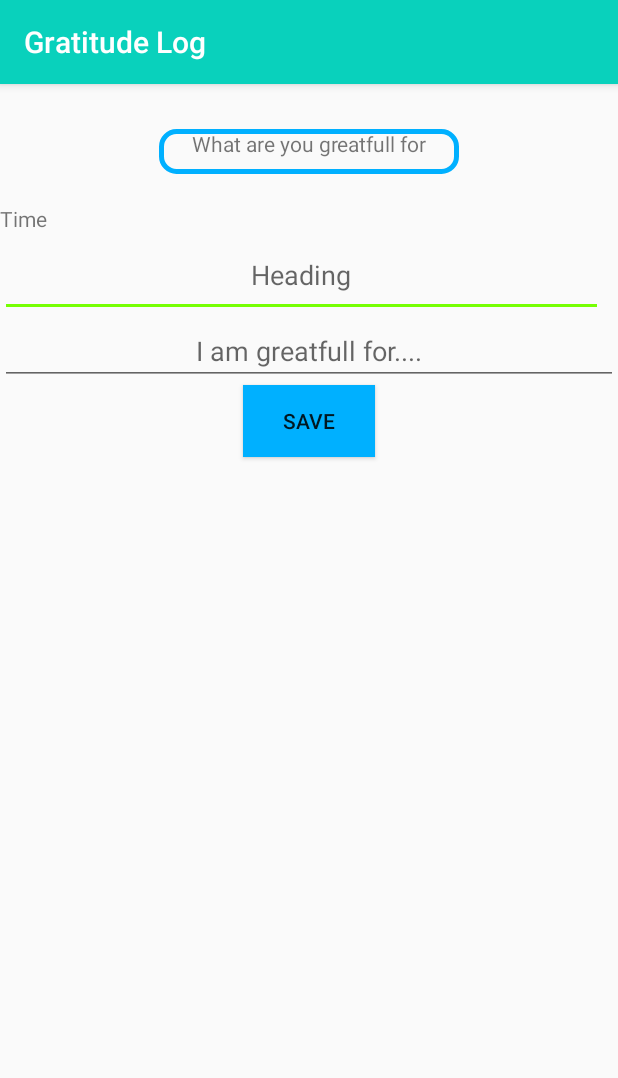
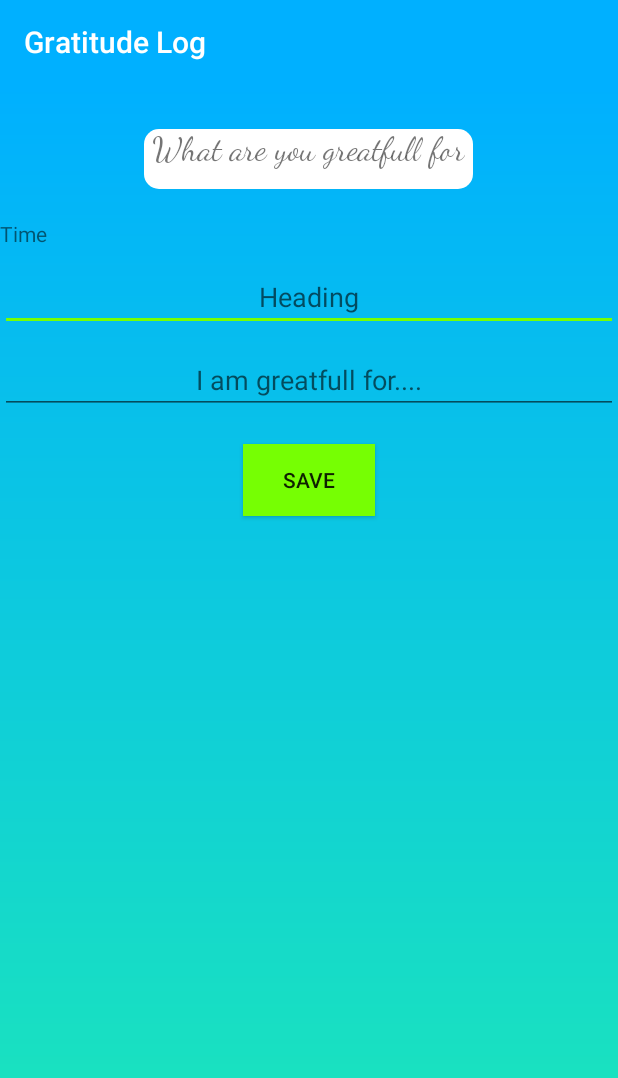
Before and after one commit to nabadeep25/GratitudeLog, an Android app: the AddLog screen opened directly, with no data from a screen before it, on a phone screen of 412 x 824 dp. Shown: the top 1078 px of the screen. Run offline under Robolectric (Android 15) with nearby library versions, the phone set to English and light mode, and no system bars; our stand-ins replace Firebase (no records; nobody signed in at launch, a user with empty details on screens opened directly); 1 statement that could not run was skipped.

Commit message:
ui fixes

```diff
--- a/app/src/main/java/Adapter/RecyclerViewAdapter.java
+++ b/app/src/main/java/Adapter/RecyclerViewAdapter.java
@@ -83,6 +83,7 @@ public class RecyclerViewAdapter extends RecyclerView.Adapter<RecyclerViewAdapte
           }
       }
   });
+                notifyDataSetChanged();
             }
 
         });
@@ -91,6 +92,7 @@ public class RecyclerViewAdapter extends RecyclerView.Adapter<RecyclerViewAdapte
           @Override
           public void onClick(View view) {
            updatelog(gratitude);
+
               notifyDataSetChanged();
           }
       });
--- a/app/src/main/java/com/nabadeep/gratitudelog/AddLog.java
+++ b/app/src/main/java/com/nabadeep/gratitudelog/AddLog.java
@@ -64,7 +64,7 @@ private CollectionReference collectionReference=db.collection("GratitudeLog");
         setContentView(R.layout.activity_add_log);
        firebaseAuth=FirebaseAuth.getInstance();
 
-
+      getSupportActionBar().setElevation(0);
 
        saveButton=findViewById(R.id.saveLogButton);
        heading=findViewById(R.id.logHeading);
--- a/app/src/main/java/com/nabadeep/gratitudelog/ListLogs.java
+++ b/app/src/main/java/com/nabadeep/gratitudelog/ListLogs.java
@@ -52,6 +52,8 @@ public class ListLogs extends AppCompatActivity {
     protected void onCreate(Bundle savedInstanceState) {
         super.onCreate(savedInstanceState);
         setContentView(R.layout.activity_list_logs);
+
+        getSupportActionBar().setElevation(0);
 
         firebaseAuth=FirebaseAuth.getInstance();
         user=firebaseAuth.getCurrentUser();
--- a/app/src/main/java/com/nabadeep/gratitudelog/Login.java
+++ b/app/src/main/java/com/nabadeep/gratitudelog/Login.java
@@ -49,7 +49,7 @@ private EditText Password;
     protected void onCreate(Bundle savedInstanceState) {
         super.onCreate(savedInstanceState);
         setContentView(R.layout.activity_login2);
-
+        getSupportActionBar().setElevation(0);
         firebaseAuth=FirebaseAuth.getInstance();
 
         LogIn=findViewById(R.id.login);
--- a/app/src/main/java/com/nabadeep/gratitudelog/MainActivity.java
+++ b/app/src/main/java/com/nabadeep/gratitudelog/MainActivity.java
@@ -33,7 +33,7 @@ public class MainActivity extends AppCompatActivity {
     protected void onCreate(Bundle savedInstanceState) {
         super.onCreate(savedInstanceState);
         setContentView(R.layout.activity_main);
-
+        getSupportActionBar().setElevation(0);
 
         firebaseAuth=FirebaseAuth.getInstance();
 
--- a/app/src/main/java/com/nabadeep/gratitudelog/SignUp.java
+++ b/app/src/main/java/com/nabadeep/gratitudelog/SignUp.java
@@ -49,6 +49,7 @@ public class SignUp extends AppCompatActivity {
         setContentView(R.layout.activity_sign_up);
         firebaseAuth=FirebaseAuth.getInstance();
 
+     getSupportActionBar().setElevation(0);
 
         progressBar=findViewById(R.id.sprogressBar);
         sigunup=findViewById(R.id.SignUp);
--- a/app/src/main/res/drawable/bg.xml
+++ b/app/src/main/res/drawable/bg.xml
@@ -1,6 +1,6 @@
 <?xml version="1.0" encoding="utf-8"?>
 <shape xmlns:android="http://schemas.android.com/apk/res/android">
     <size android:height="1000dp" android:width="600dp" />
-    <gradient android:startColor="@color/bg" android:endColor="@color/colorPrimaryDark"
+    <gradient android:startColor="@color/bgend" android:endColor="@color/bg"
         android:angle="90" android:type="linear"/>
 </shape>
--- a/app/src/main/res/drawable/roundbtn.xml
+++ b/app/src/main/res/drawable/roundbtn.xml
@@ -1,6 +1,6 @@
 <?xml version="1.0" encoding="utf-8"?>
 <shape xmlns:android="http://schemas.android.com/apk/res/android">
-    <size android:height="30dp" android:width="200dp" />
-    <stroke android:color="@color/bg" android:width="3dp"/>
+    <size android:height="40dp" android:width="200dp" />
+    <solid android:color="@android:color/white" android:width="3dp"/>
     <corners android:radius="10dp"/>
 </shape>
--- a/app/src/main/res/layout/activity_add_log.xml
+++ b/app/src/main/res/layout/activity_add_log.xml
@@ -5,16 +5,25 @@
     android:layout_width="match_parent"
     android:layout_height="match_parent"
     android:orientation="vertical"
-    tools:context=".AddLog">
+    tools:context=".AddLog"
+    android:background="@drawable/bg"
+    >
 
-     <TextView
-         android:layout_marginTop="30dp"
-         android:layout_gravity="center"
-         android:layout_width="wrap_content"
-         android:layout_height="wrap_content"
-         android:text="What are you greatfull for"
-         android:textAlignment="center"
-         android:background="@drawable/roundbtn"/>
+    <TextView
+        android:layout_width="wrap_content"
+        android:layout_height="wrap_content"
+        android:layout_gravity="center|center_horizontal|center_vertical"
+        android:layout_marginTop="30dp"
+        android:autoText="false"
+        android:background="@drawable/roundbtn"
+        android:fontFamily="cursive"
+        android:paddingLeft="5dp"
+        android:paddingRight="5dp"
+        android:text="What are you greatfull for"
+        android:textAlignment="center"
+        android:textSize="22dp"
+        app:autoSizeMaxTextSize="25dp"
+        app:autoSizeMinTextSize="22dp" />
 
     <androidx.constraintlayout.widget.ConstraintLayout
         android:layout_width="match_parent"
@@ -52,9 +61,9 @@
 
     <EditText
         android:id="@+id/logHeading"
-        android:layout_width="402dp"
-        android:layout_height="56dp"
-        android:ems="10"
+        android:layout_width="match_parent"
+        android:layout_height="wrap_content"
+       android:layout_marginTop="10dp"
         android:hint="Heading"
         android:inputType="textPersonName"
         android:textAlignment="center"
@@ -66,7 +75,7 @@
         android:id="@+id/logDescription"
         android:layout_width="match_parent"
         android:layout_height="wrap_content"
-
+        android:layout_marginTop="10dp"
         android:hint="I am greatfull for...."
         android:inputType="textMultiLine"
         android:textAlignment="center"
@@ -74,13 +83,16 @@
         app:layout_constraintBottom_toTopOf="@+id/saveLogButton"
         app:layout_constraintEnd_toEndOf="parent"
         app:layout_constraintStart_toStartOf="parent" />
+
     <Button
         android:id="@+id/saveLogButton"
+        android:layout_marginTop="20dp"
         android:layout_width="wrap_content"
         android:layout_height="wrap_content"
         android:text="SAVE"
         android:layout_gravity="center"
-        android:background="@color/bg"
+        android:background="@color/colorAccent"
+
         />
 
 
--- a/app/src/main/res/layout/activity_login2.xml
+++ b/app/src/main/res/layout/activity_login2.xml
@@ -5,6 +5,7 @@
     android:layout_height="match_parent"
     tools:context=".Login"
     android:orientation="vertical"
+    android:background="@drawable/bg"
 
    >
 
--- a/app/src/main/res/layout/activity_main.xml
+++ b/app/src/main/res/layout/activity_main.xml
@@ -29,11 +29,11 @@
         android:id="@+id/relativelayout"
         android:layout_width="match_parent"
         android:layout_height="wrap_content"
-        android:gravity="center_horizontal">
+        android:gravity="center_horizontal|center_vertical">
         <androidx.cardview.widget.CardView
             android:layout_width="match_parent"
             android:layout_height="90dp"
-            card_view:cardBackgroundColor="@color/bg"
+            card_view:cardBackgroundColor="@color/bgend"
             card_view:cardCornerRadius="20dp"
             android:foregroundGravity="center"
             card_view:cardElevation="10dp"
--- a/app/src/main/res/layout/activity_sign_up.xml
+++ b/app/src/main/res/layout/activity_sign_up.xml
@@ -5,6 +5,7 @@
     android:layout_width="match_parent"
     android:layout_height="match_parent"
     tools:context=".SignUp"
+    android:background="@drawable/bg"
     >
     <ProgressBar
         android:id="@+id/sprogressBar"
--- a/app/src/main/res/values/colors.xml
+++ b/app/src/main/res/values/colors.xml
@@ -1,7 +1,8 @@
 <?xml version="1.0" encoding="utf-8"?>
 <resources>
-    <color name="colorPrimary">#09D1BC</color>
-    <color name="colorPrimaryDark">#14B42B</color>
+    <color name="colorPrimary">@color/bg</color>
+    <color name="colorPrimaryDark">@color/bg</color>
     <color name="colorAccent">#76FF03</color>
     <color name="bg">#00B0FF</color>
+    <color name="bgend">#1DE9B6</color>
 </resources>
```
